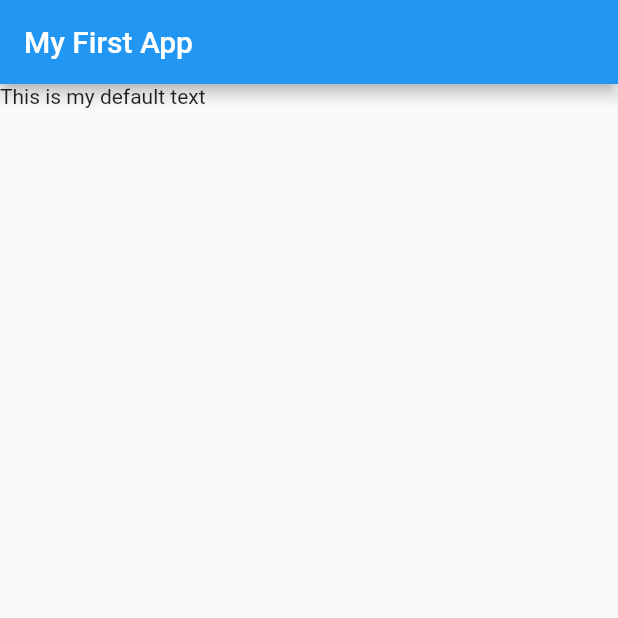
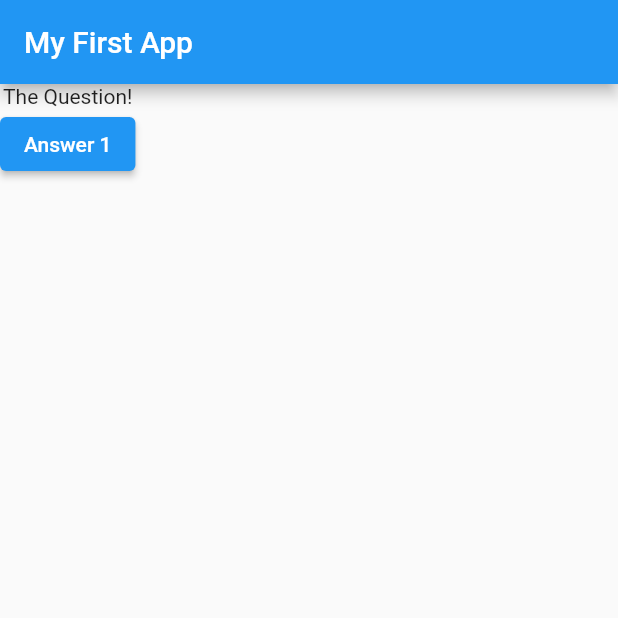
Before and after one commit to habimanaataullah4321/food, a Flutter app: the screen it shows after launch, on a phone screen of 412 x 824 dp, the top half of it. Run offline on Flutter 3.47's test engine with Material 2 defaults, Android fonts, the phone set to English and light mode, and no system bars.

Commit message:
Update main.dart

```diff
--- a/lib/main.dart
+++ b/lib/main.dart
@@ -5,14 +5,25 @@ void main() {
 }
 
 class MyApp extends StatelessWidget {
+  void answerQuestion() {
+    print('Answer chosen!');
+  }
+
   Widget build(BuildContext context) {
     return MaterialApp(
       home: Scaffold(
-        appBar: AppBar(
-          title: const Text('My First App'),
-        ),
-        body: const Text('This is my default text'),
-      ),
+          appBar: AppBar(
+            title: const Text('My First App'),
+          ),
+          body: Column(
+            children: [
+              Text('The Question!'),
+              ElevatedButton(
+                onPressed: answerQuestion,
+                child: Text('Answer 1'),
+              )
+            ],
+          )),
     );
   }
 }
```
